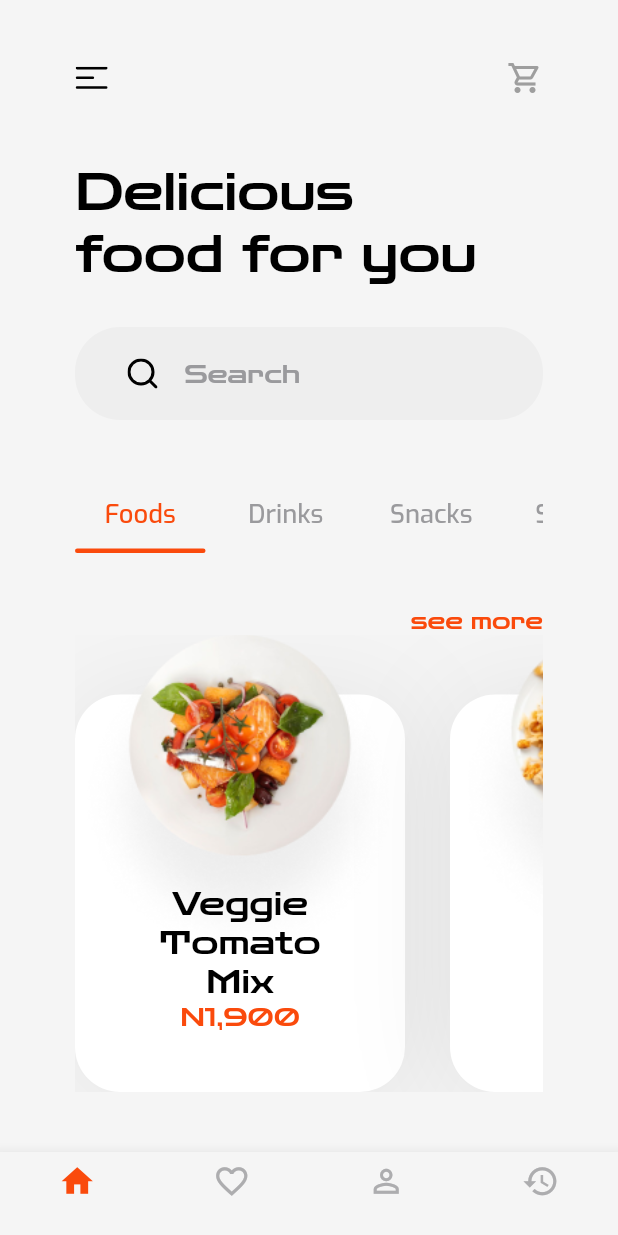
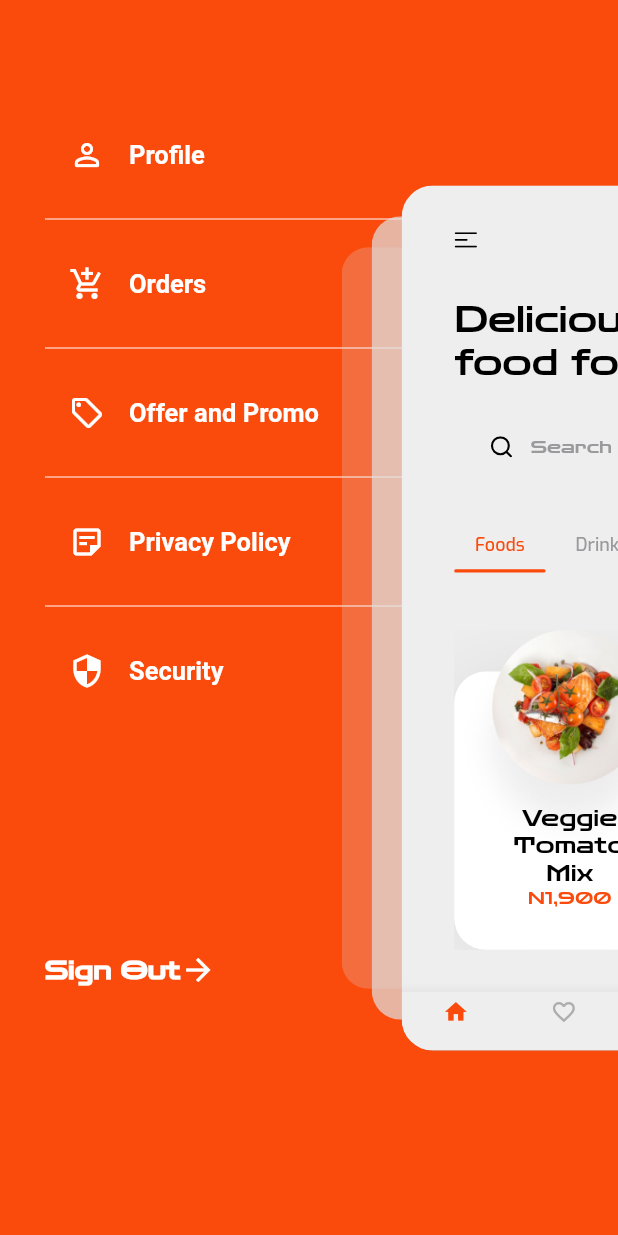
Before and after one commit to akashjpro/FoodDeliveryPlus, a Flutter app: the screen it shows after launch, after a tap on an icon or button, on a phone screen of 412 x 824 dp. Run offline on Flutter 3.47's test engine with Material 2 defaults, Android fonts, the phone set to English and light mode, and no system bars; drawn by our look-alikes of flutter_zoom_drawer; our stand-ins replace flutter_svg.

Commit message:
drawer screen

```diff
--- a/lib/constants.dart
+++ b/lib/constants.dart
@@ -28,3 +28,26 @@ List<Widget> widgetOptions = [
   Text('screen 3'),
   Text('screen 4'),
 ];
+
+List<Map> menu = [
+  {
+    'icon': Icon(Icons.person_outline_rounded, color: Colors.white),
+    'title': 'Profile'
+  },
+  {
+    'icon': Icon(Icons.add_shopping_cart, color: Colors.white),
+    'title': 'Orders'
+  },
+  {
+    'icon': Icon(Icons.local_offer_outlined, color: Colors.white),
+    'title': 'Offer and Promo'
+  },
+  {
+    'icon': Icon(Icons.sticky_note_2_outlined, color: Colors.white),
+    'title': 'Privacy Policy'
+  },
+  {
+    'icon': Icon(Icons.security_outlined, color: Colors.white),
+    'title': 'Security'
+  },
+];
--- a/lib/main.dart
+++ b/lib/main.dart
@@ -1,78 +1,48 @@
 import 'package:flutter/material.dart';
-import 'package:food_delivery/constants.dart';
+import 'package:flutter_zoom_drawer/flutter_zoom_drawer.dart';
+import 'package:food_delivery/screens/screens.dart';
 import 'package:food_delivery/theme.dart';
 
 void main() {
   runApp(MyApp());
 }
 
-class MyApp extends StatefulWidget {
-  // This widget is the root of your application.
-  @override
-  _MyAppState createState() => _MyAppState();
-}
-
-class _MyAppState extends State<MyApp> {
-  int _selectedIndex = 0;
-
-  void _onItemTapped(int index) {
-    setState(() {
-      _selectedIndex = index;
-    });
-  }
-
+class MyApp extends StatelessWidget {
   @override
   Widget build(BuildContext context) {
     return MaterialApp(
       title: 'Flutter Demo',
       theme: theme(),
-      home: Scaffold(
-        body: SafeArea(
-          child: Stack(
-            children: [
-              widgetOptions.elementAt(_selectedIndex),
-            ],
-          ),
-        ),
-        bottomNavigationBar: BottomNavigationBar(
-          backgroundColor: Colors.grey[100],
-          type: BottomNavigationBarType.fixed,
-          items: const <BottomNavigationBarItem>[
-            BottomNavigationBarItem(
-              icon: Icon(
-                Icons.home,
-                size: 25,
-              ),
-              label: '',
-            ),
-            BottomNavigationBarItem(
-              icon: Icon(
-                Icons.favorite_outline,
-                size: 25,
-              ),
-              label: '',
-            ),
-            BottomNavigationBarItem(
-              icon: Icon(
-                Icons.person_outline,
-                size: 25,
-              ),
-              label: '',
-            ),
-            BottomNavigationBarItem(
-              icon: Icon(
-                Icons.history,
-                size: 25,
-              ),
-              label: '',
-            ),
-          ],
-          currentIndex: _selectedIndex,
-          selectedItemColor: Color(0xFFFA4A0C),
-          unselectedItemColor: Color(0xFFADADAF),
-          onTap: _onItemTapped,
-        ),
-      ),
+      home: Bridge(),
     );
   }
 }
+
+class Bridge extends StatefulWidget {
+  const Bridge({Key? key}) : super(key: key);
+
+  @override
+  _BridgeState createState() => _BridgeState();
+}
+
+class _BridgeState extends State<Bridge> {
+  final _zoomDrawerController = ZoomDrawerController();
+
+  @override
+  Widget build(BuildContext context) {
+    return Scaffold(
+        body: ZoomDrawer(
+      style: DrawerStyle.Style1,
+      controller: _zoomDrawerController,
+      mainScreen: HomeScreen(drawerController: _zoomDrawerController),
+      menuScreen: DrawerScreen(),
+      borderRadius: 30.0,
+      showShadow: true,
+      angle: 0.0,
+      backgroundColor: Colors.grey[300]!,
+      slideWidth: MediaQuery.of(context).size.width * .65,
+    )
+        // (ZoomDrawer.of(context)!.widget.isRtl ? .45 : 0.65)),
+        );
+  }
+}
--- /dev/null
+++ b/lib/screens/drawer/drawer_screen.dart
@@ -0,0 +1,66 @@
+import 'package:flutter/material.dart';
+import 'package:food_delivery/constants.dart';
+
+class DrawerScreen extends StatelessWidget {
+  const DrawerScreen({Key? key}) : super(key: key);
+
+  @override
+  Widget build(BuildContext context) {
+    return Container(
+      color: Theme.of(context).backgroundColor,
+      child: Padding(
+        padding: const EdgeInsets.symmetric(horizontal: 30.0, vertical: 60.0),
+        child: Column(
+          children: [
+            Expanded(
+              flex: 2,
+              child: // Padding(
+                  // padding: const EdgeInsets.only(top: 30.0),
+                  // child:
+                  ListView(
+                children: ListTile.divideTiles(
+                    color: Colors.white,
+                    context: context,
+                    tiles: menu.map((e) => Padding(
+                          padding: const EdgeInsets.symmetric(vertical: 15.0),
+                          child: ListTile(
+                            minLeadingWidth: 22,
+                            leading: e['icon'],
+                            title: Text(
+                              e['title'],
+                              style: TextStyle(
+                                color: Colors.white,
+                                fontSize: 17.0,
+                                fontWeight: FontWeight.w600,
+                              ),
+                            ),
+                          ),
+                        ))).toList(),
+              ),
+            ),
+            // ),
+            Expanded(
+              flex: 1,
+              child: Row(
+                children: [
+                  Text(
+                    'Sign Out',
+                    style: TextStyle(
+                      color: Colors.white,
+                      fontSize: 17.0,
+                      fontWeight: FontWeight.w600,
+                    ),
+                  ),
+                  Icon(
+                    Icons.arrow_forward,
+                    color: Colors.white,
+                  )
+                ],
+              ),
+            ),
+          ],
+        ),
+      ),
+    );
+  }
+}
--- a/lib/screens/home/home_screen.dart
+++ b/lib/screens/home/home_screen.dart
@@ -3,15 +3,35 @@ import 'package:flutter_svg/svg.dart';
 import 'package:food_delivery/constants.dart';
 import 'package:food_delivery/screens/home/widgets/food_container.dart';
 
-class HomeScreen extends StatelessWidget {
-  const HomeScreen({Key? key}) : super(key: key);
+class HomeScreen extends StatefulWidget {
+  final drawerController;
+  const HomeScreen({Key? key, this.drawerController}) : super(key: key);
+
+  @override
+  _HomeScreenState createState() => _HomeScreenState();
+}
+
+class _HomeScreenState extends State<HomeScreen> {
+  int _selectedIndex = 0;
+  void _onItemTapped(int index) {
+    setState(() {
+      _selectedIndex = index;
+    });
+  }
 
   @override
   Widget build(BuildContext context) {
-    return Padding(
-      padding: const EdgeInsets.symmetric(horizontal: 50.0, vertical: 40.0),
-      child: AnimatedContainer(
-        duration: Duration(milliseconds: 500),
+    return Scaffold(
+      backgroundColor: Colors.grey[200],
+      body: Stack(
+        children: [
+          if (_selectedIndex != 0)
+            widgetOptions.elementAt(_selectedIndex)
+          else
+            SafeArea(
+              child: Padding(
+                padding: const EdgeInsets.symmetric(
+                    horizontal: 50.0, vertical: 40.0),
                 child: Column(
                   crossAxisAlignment: CrossAxisAlignment.start,
                   children: [
@@ -19,7 +39,9 @@ class HomeScreen extends StatelessWidget {
                       mainAxisAlignment: MainAxisAlignment.spaceBetween,
                       children: [
                         InkWell(
-                  onTap: () {},
+                          onTap: () {
+                            widget.drawerController.toggle!();
+                          },
                           child: Container(
                             height: 15,
                             width: 22,
@@ -41,7 +63,8 @@ class HomeScreen extends StatelessWidget {
                     ),
                     const SizedBox(height: 44.0),
                     Container(
-              constraints: BoxConstraints(maxWidth: 270.0, maxHeight: 82.0),
+                      constraints:
+                          BoxConstraints(maxWidth: 270.0, maxHeight: 82.0),
                       child: Text(
                         'Delicious food for you',
                         maxLines: 270,
@@ -81,7 +104,8 @@ class HomeScreen extends StatelessWidget {
                             final dividerColor = categories[index]['isActive']
                                 ? Color(0xFFFA4A0C)
                                 : Colors.transparent;
-                    return _buildCategories(index, activeColor, dividerColor);
+                            return _buildCategories(
+                                index, activeColor, dividerColor);
                           }),
                     ),
                     const SizedBox(height: 25.0),
@@ -112,6 +136,47 @@ class HomeScreen extends StatelessWidget {
                   // ),
                   //],
                 ),
+              ),
+            ),
+        ],
+      ),
+      bottomNavigationBar: BottomNavigationBar(
+        backgroundColor: Colors.grey[200],
+        type: BottomNavigationBarType.fixed,
+        items: const <BottomNavigationBarItem>[
+          BottomNavigationBarItem(
+            icon: Icon(
+              Icons.home,
+              size: 25,
+            ),
+            label: '',
+          ),
+          BottomNavigationBarItem(
+            icon: Icon(
+              Icons.favorite_outline,
+              size: 25,
+            ),
+            label: '',
+          ),
+          BottomNavigationBarItem(
+            icon: Icon(
+              Icons.person_outline,
+              size: 25,
+            ),
+            label: '',
+          ),
+          BottomNavigationBarItem(
+            icon: Icon(
+              Icons.history,
+              size: 25,
+            ),
+            label: '',
+          ),
+        ],
+        currentIndex: _selectedIndex,
+        selectedItemColor: Color(0xFFFA4A0C),
+        unselectedItemColor: Color(0xFFADADAF),
+        onTap: _onItemTapped,
       ),
     );
   }
--- a/lib/screens/screens.dart
+++ b/lib/screens/screens.dart
@@ -1 +1,2 @@
 export 'home/home_screen.dart';
+export 'drawer/drawer_screen.dart';
--- a/lib/theme.dart
+++ b/lib/theme.dart
@@ -2,8 +2,8 @@ import 'package:flutter/material.dart';
 
 ThemeData theme() {
   return ThemeData(
-    primaryColor: Color(0xFFFA4A0C),
-    backgroundColor: Color(0xFFBCBABA),
+    backgroundColor: Color(0xFFFA4A0C),
+    primaryColor: Colors.grey[200],
     scaffoldBackgroundColor: Colors.grey[100],
     textTheme: TextTheme(
       headline1: TextStyle(
--- a/pubspec.yaml
+++ b/pubspec.yaml
@@ -24,6 +24,7 @@ dependencies:
   flutter:
     sdk: flutter
   flutter_svg: ^0.22.0
+  flutter_zoom_drawer: ^2.1.1
   # The following adds the Cupertino Icons font to your application.
   # Use with the CupertinoIcons class for iOS style icons.
   cupertino_icons: ^1.0.2
```
Also changed, not shown: pubspec.lock, 14 other files. Lines whose indentation alone changed are shown as unchanged.
